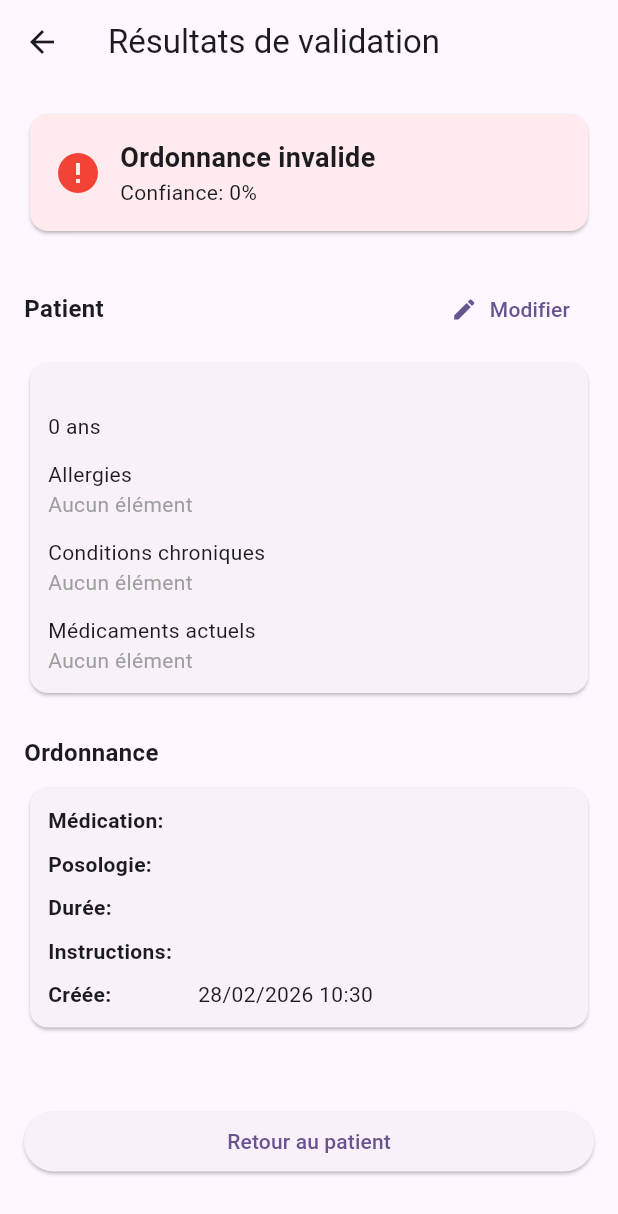
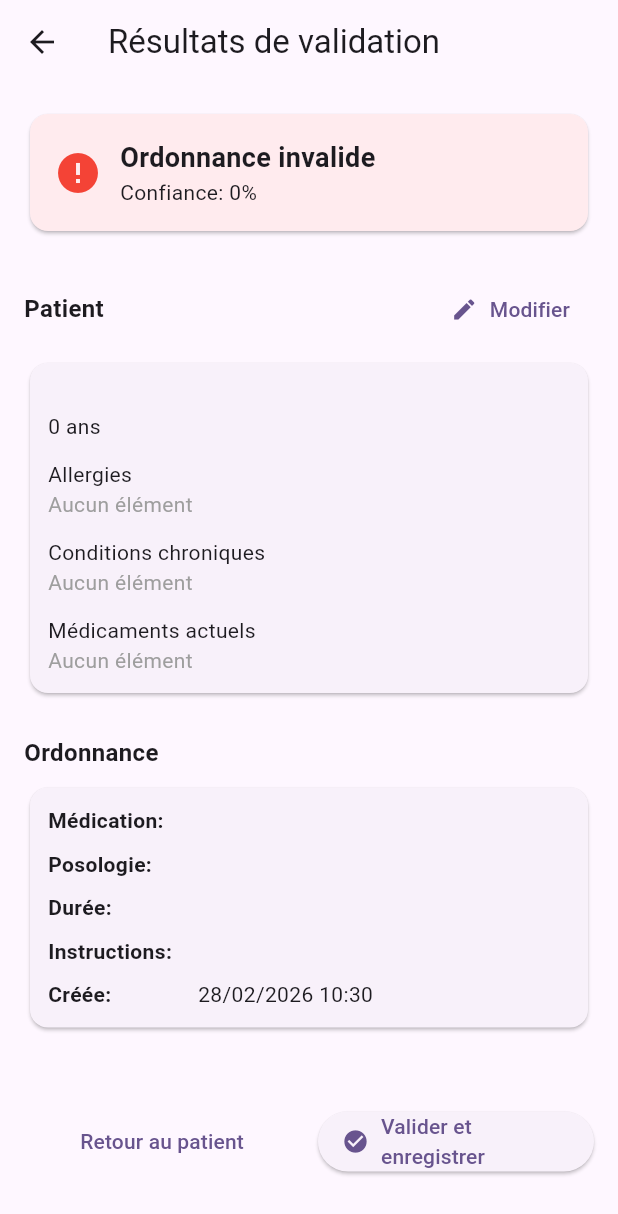
Before and after one commit to Gwyrm/Vocalis, a Flutter app: the ValidationResultsScreen screen opened directly with empty values, on a phone screen of 412 x 824 dp. Shown: the top 1214 px of the screen. Run offline on Flutter 3.47's test engine with Material 3 defaults, Android fonts, the phone set to English and light mode, and no system bars; our stand-ins replace flutter_markdown, open_file, shared_preferences, signature; missing offline and left inert: record, universal_html; accounts and stored records are empty.

Commit message:
feat: Add validate and save prescription button to validation screen
- Add 'Valider et enregistrer' button that signs and saves prescription
- Button shows loading spinner while processing
- On success, redirects back to patient page with success message
- 'Retour au patient' button remains for cancellation
- Buttons displayed side-by-side at bottom of validation screen
- Implements complete prescription confirmation workflow

Co-Authored-By: Claude Haiku 4.5 <noreply@anthropic.com>

```diff
--- a/frontend/lib/screens/validation_results_screen.dart
+++ b/frontend/lib/screens/validation_results_screen.dart
@@ -26,6 +26,7 @@ class _ValidationResultsScreenState extends State<ValidationResultsScreen> {
   late List<String> _currentMedications;
   bool _isEditingPatient = false;
   bool _isSavingChanges = false;
+  bool _isSigning = false;
   bool _hasChanges = false;
 
   @override
@@ -84,6 +85,39 @@ class _ValidationResultsScreenState extends State<ValidationResultsScreen> {
       }
     } finally {
       if (mounted) setState(() => _isSavingChanges = false);
+    }
+  }
+
+  Future<void> _signPrescription() async {
+    if (widget.result.prescription == null) {
+      ScaffoldMessenger.of(context).showSnackBar(
+        const SnackBar(content: Text('Erreur: Aucune ordonnance à signer')),
+      );
+      return;
+    }
+
+    setState(() => _isSigning = true);
+    try {
+      await widget.apiService.signPrescription(
+        widget.result.prescription!.id,
+        '', // Empty string for signature (already simplified)
+      );
+      if (mounted) {
+        ScaffoldMessenger.of(context).showSnackBar(
+          const SnackBar(content: Text('Ordonnance signée et enregistrée')),
+        );
+        // Navigate back to patient page
+        Navigator.of(context).pop();
+        Navigator.of(context).pop();
+      }
+    } catch (e) {
+      if (mounted) {
+        ScaffoldMessenger.of(context).showSnackBar(
+          SnackBar(content: Text('Erreur: $e')),
+        );
+      }
+    } finally {
+      if (mounted) setState(() => _isSigning = false);
     }
   }
 
@@ -520,16 +554,35 @@ class _ValidationResultsScreenState extends State<ValidationResultsScreen> {
               ),
 
             const SizedBox(height: 24),
-            SizedBox(
-              width: double.infinity,
-              child: ElevatedButton(
-                onPressed: () {
+            Row(
+              children: [
+                Expanded(
+                  child: TextButton(
+                    onPressed: _isSigning
+                        ? null
+                        : () {
                             // Pop twice: validation screen, then text/voice prescription screen
                             Navigator.of(context).pop();
                             Navigator.of(context).pop();
                           },
                     child: const Text('Retour au patient'),
                   ),
+                ),
+                const SizedBox(width: 12),
+                Expanded(
+                  child: ElevatedButton.icon(
+                    onPressed: _isSigning ? null : _signPrescription,
+                    icon: _isSigning
+                        ? const SizedBox(
+                            width: 16,
+                            height: 16,
+                            child: CircularProgressIndicator(strokeWidth: 2),
+                          )
+                        : const Icon(Icons.check_circle),
+                    label: const Text('Valider et enregistrer'),
+                  ),
+                ),
+              ],
             ),
           ],
         ),
```
Lines whose indentation alone changed are shown as unchanged.
